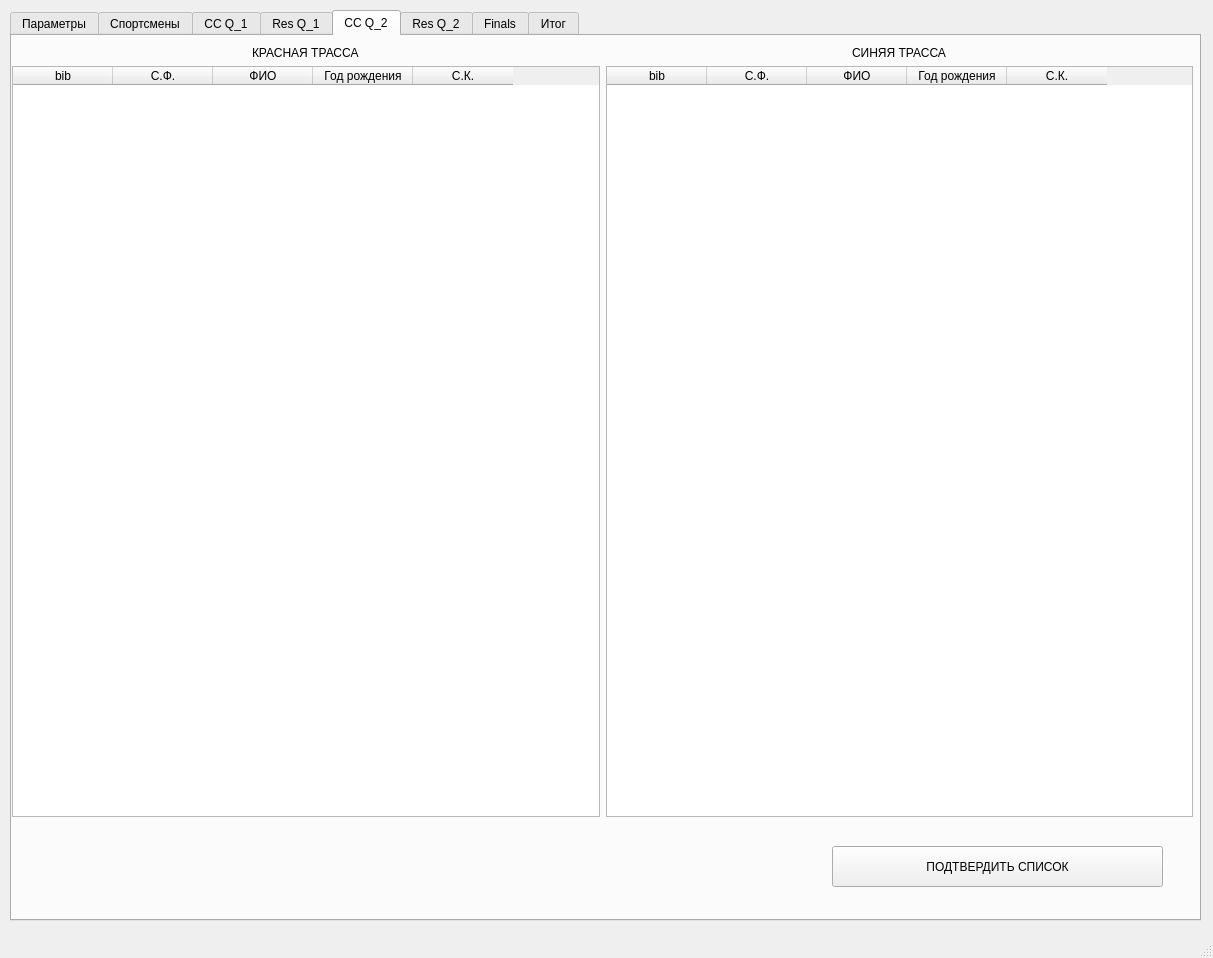
Qt form new_form.ui (biggerstronger/PSLJ) before a commit.
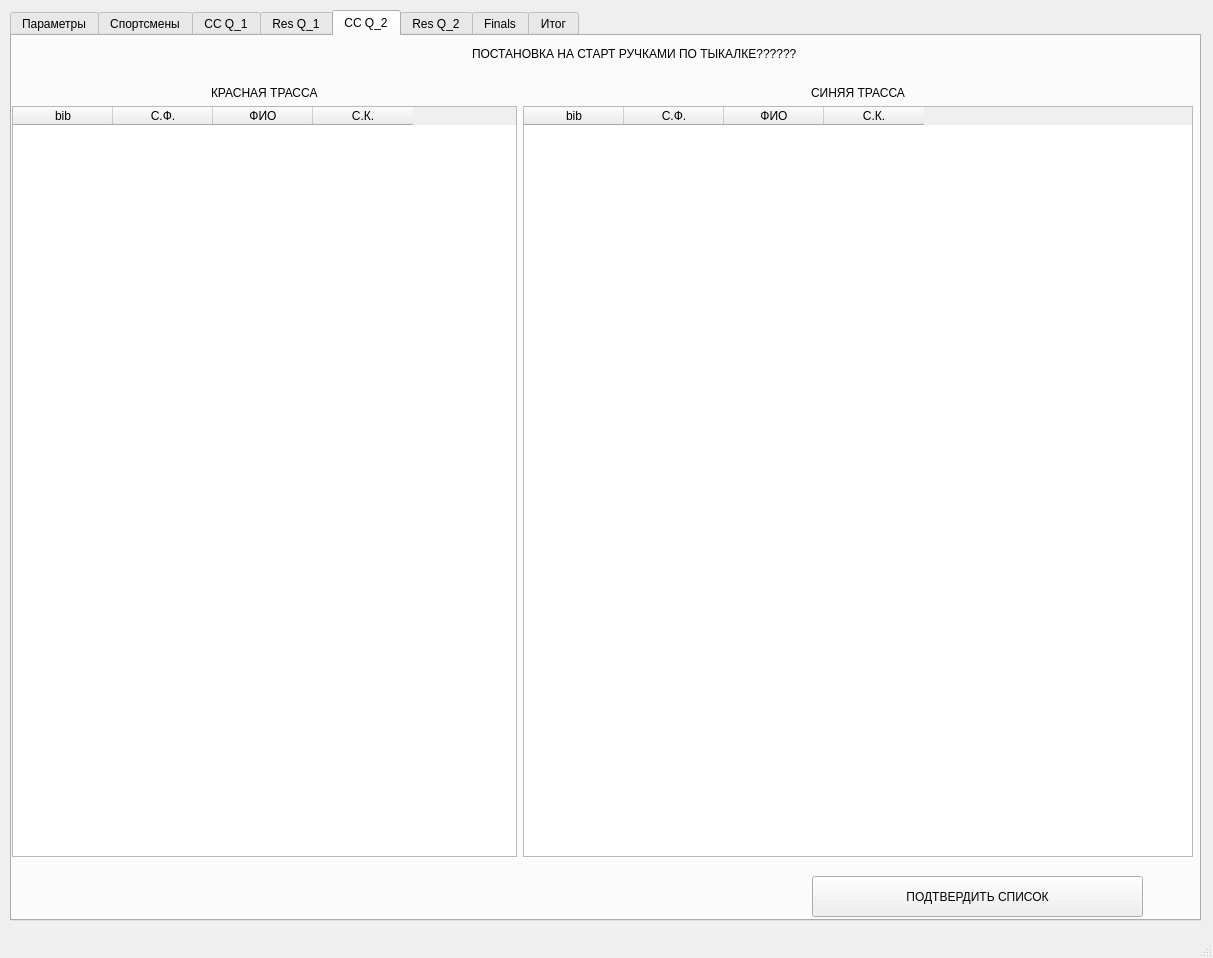
The same form after that commit. The open tabs and pages were chosen to show the change.

Diff of the .ui file:
```diff
--- a/new_form.ui
+++ b/new_form.ui
@@ -1143,18 +1143,44 @@
      <attribute name="title">
       <string>CC Q_2</string>
      </attribute>
-     <widget class="QWidget" name="gridLayoutWidget_22">
+     <widget class="QLabel" name="label_45">
       <property name="geometry">
        <rect>
-        <x>0</x>
+        <x>460</x>
         <y>10</y>
+        <width>341</width>
+        <height>16</height>
+       </rect>
+      </property>
+      <property name="text">
+       <string>ПОСТАНОВКА НА СТАРТ РУЧКАМИ ПО ТЫКАЛКЕ??????</string>
+      </property>
+     </widget>
+     <widget class="QWidget" name="gridLayoutWidget_3">
+      <property name="geometry">
+       <rect>
+        <x>0</x>
+        <y>50</y>
         <width>1181</width>
         <height>771</height>
        </rect>
       </property>
-      <layout class="QGridLayout" name="gridLayout_28">
+      <layout class="QGridLayout" name="gridLayout_3">
+       <item row="0" column="1" alignment="Qt::AlignHCenter">
+        <widget class="QLabel" name="label_43">
+         <property name="text">
+          <string>СИНЯЯ ТРАССА</string>
+         </property>
+        </widget>
+       </item>
        <item row="1" column="0">
-        <widget class="QTableWidget" name="redListQ2">
+        <widget class="QTableWidget" name="redListQ1_2">
+         <property name="maximumSize">
+          <size>
+           <width>505</width>
+           <height>16777215</height>
+          </size>
+         </property>
          <column>
           <property name="text">
            <string>bib</string>
@@ -1170,11 +1196,6 @@
            <string>ФИО</string>
           </property>
          </column>
-         <column>
-          <property name="text">
-           <string>Год рождения</string>
-          </property>
-         </column>
          <column>
           <property name="text">
            <string>С.К.</string>
@@ -1183,19 +1204,12 @@
         </widget>
        </item>
        <item row="0" column="0" alignment="Qt::AlignHCenter">
-        <widget class="QLabel" name="label_112">
+        <widget class="QLabel" name="label_44">
          <property name="text">
           <string>КРАСНАЯ ТРАССА</string>
          </property>
         </widget>
        </item>
-       <item row="0" column="1" alignment="Qt::AlignHCenter">
-        <widget class="QLabel" name="label_111">
-         <property name="text">
-          <string>СИНЯЯ ТРАССА</string>
-         </property>
-        </widget>
-       </item>
        <item row="1" column="1">
         <widget class="QTableWidget" name="bluListQ2">
          <column>
@@ -1213,11 +1227,6 @@
            <string>ФИО</string>
           </property>
          </column>
-         <column>
-          <property name="text">
-           <string>Год рождения</string>
-          </property>
-         </column>
          <column>
           <property name="text">
            <string>С.К.</string>
@@ -1230,8 +1239,8 @@
      <widget class="QPushButton" name="pushButtonAccept_CCQ2">
       <property name="geometry">
        <rect>
-        <x>820</x>
-        <y>810</y>
+        <x>800</x>
+        <y>840</y>
         <width>331</width>
         <height>41</height>
        </rect>
@@ -1256,16 +1265,16 @@
       </property>
       <layout class="QGridLayout" name="gridLayout_7">
        <item row="0" column="0" alignment="Qt::AlignHCenter">
-        <widget class="QLabel" name="label_113">
+        <widget class="QLabel" name="label_111">
          <property name="text">
-          <string>КРАСНАЯ ТРАССА</string>
+          <string>НЕСОРТ ВРЕМЯ РЕАЛТАЙМ</string>
          </property>
         </widget>
        </item>
        <item row="0" column="1" alignment="Qt::AlignHCenter">
-        <widget class="QLabel" name="label_114">
+        <widget class="QLabel" name="label_112">
          <property name="text">
-          <string>СИНЯЯ ТРАССА</string>
+          <string>СОРТ ВРЕМЯ РЕАЛТАЙМ + место</string>
          </property>
         </widget>
        </item>
```
Left out of the diff: 72 changed lines with no effect on the pictures.
